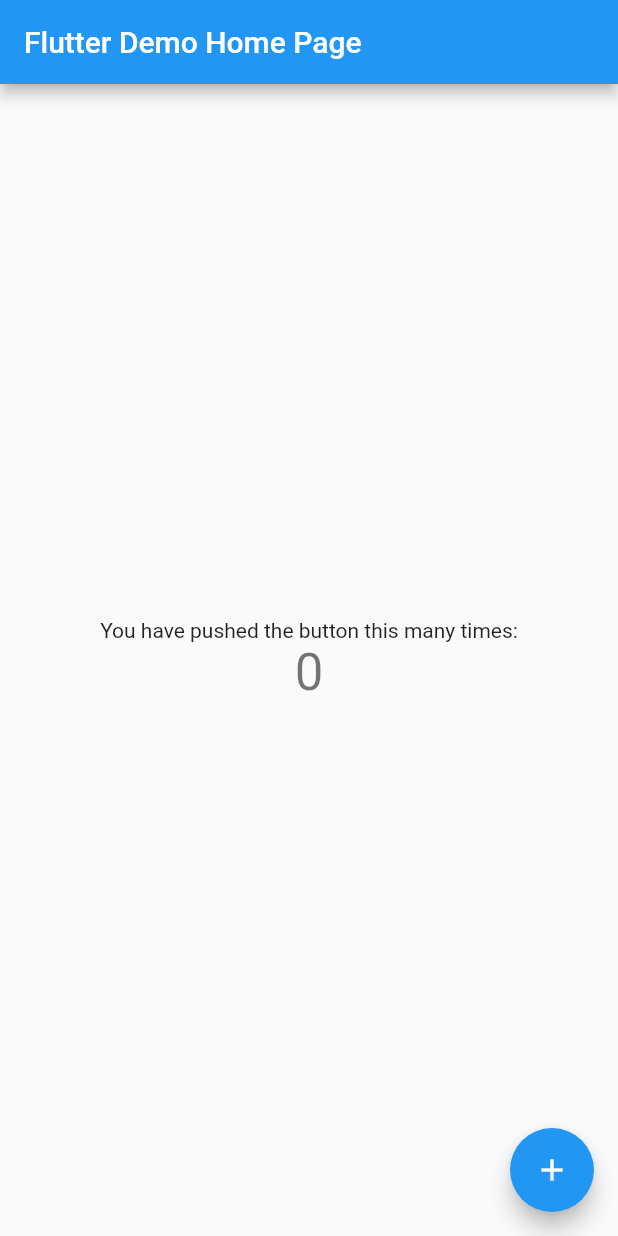
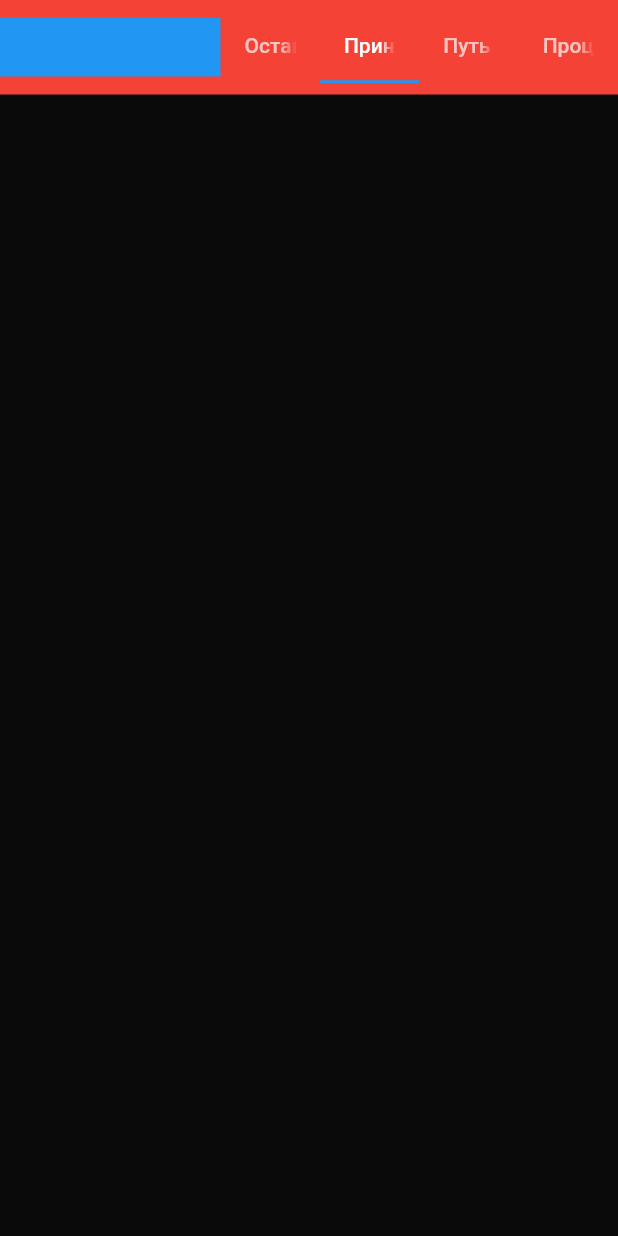
Before and after one commit to fedosovmu/landing, a Flutter app: the screen it shows after launch, on a phone screen of 412 x 824 dp. Run offline on Flutter 3.47's test engine with Material 2 defaults, Android fonts, the phone set to English and light mode, and no system bars.

Commit message:
Делаю первый прототип сайта

```diff
--- a/lib/main.dart
+++ b/lib/main.dart
@@ -1,6 +1,6 @@
 import 'package:flutter/material.dart';
-import 'package:landing/src/landing_app.dart';
+import 'package:landing/src/app.dart';
 
 void main() {
-  runApp(const LandingApp());
+  runApp(const App());
 }
--- /dev/null
+++ b/lib/src/app.dart
@@ -0,0 +1,18 @@
+import 'package:flutter/material.dart';
+import 'package:landing/src/views/home_page.dart';
+
+class App extends StatelessWidget {
+  const App({Key? key}) : super(key: key);
+
+  @override
+  Widget build(BuildContext context) {
+    return MaterialApp(
+      title: 'Flutter Demo',
+      theme: ThemeData(
+        primarySwatch: Colors.blue,
+      ),
+      debugShowCheckedModeBanner: false,
+      home: HomePage(),
+    );
+  }
+}
--- a/lib/src/home_page.dart
+++ /dev/null
@@ -1,48 +0,0 @@
-import 'package:flutter/material.dart';
-
-class HomePage extends StatefulWidget {
-  const HomePage({Key? key, required this.title}) : super(key: key);
-
-  final String title;
-
-  @override
-  State<HomePage> createState() => _HomePageState();
-}
-
-class _HomePageState extends State<HomePage> {
-  int _counter = 0;
-
-  void _incrementCounter() {
-    setState(() {
-      _counter++;
-    });
-  }
-
-  @override
-  Widget build(BuildContext context) {
-    return Scaffold(
-      appBar: AppBar(
-        title: Text(widget.title),
-      ),
-      body: Center(
-        child: Column(
-          mainAxisAlignment: MainAxisAlignment.center,
-          children: <Widget>[
-            const Text(
-              'You have pushed the button this many times:',
-            ),
-            Text(
-              '$_counter',
-              style: Theme.of(context).textTheme.headline4,
-            ),
-          ],
-        ),
-      ),
-      floatingActionButton: FloatingActionButton(
-        onPressed: _incrementCounter,
-        tooltip: 'Increment',
-        child: const Icon(Icons.add),
-      ), // This trailing comma makes auto-formatting nicer for build methods.
-    );
-  }
-}
--- a/lib/src/landing_app.dart
+++ /dev/null
@@ -1,18 +0,0 @@
-import 'package:flutter/material.dart';
-import 'package:landing/src/home_page.dart';
-
-class LandingApp extends StatelessWidget {
-  const LandingApp({Key? key}) : super(key: key);
-
-  @override
-  Widget build(BuildContext context) {
-    return MaterialApp(
-      title: 'Flutter Demo',
-      theme: ThemeData(
-        primarySwatch: Colors.blue,
-      ),
-      debugShowCheckedModeBanner: false,
-      home: const HomePage(title: 'Flutter Demo Home Page'),
-    );
-  }
-}
--- /dev/null
+++ b/lib/src/views/custom_tab_bar.dart
@@ -0,0 +1,15 @@
+import 'package:flutter/material.dart';
+
+class CustomTabBar extends StatelessWidget {
+  @override
+  Widget build(BuildContext context) {
+    return TabBar(
+      tabs: <Widget>[
+        Tab(text: 'Оставить заявку'),
+        Tab(text: 'Принципы и ценности'),
+        Tab(text: 'Путь развития'),
+        Tab(text: 'Процесс найма')
+      ],
+    );
+  }
+}
--- /dev/null
+++ b/lib/src/views/home_page.dart
@@ -0,0 +1,36 @@
+import 'package:flutter/material.dart';
+import 'package:landing/src/views/custom_tab_bar.dart';
+import 'package:landing/src/views/logo.dart';
+
+class HomePage extends StatelessWidget {
+  @override
+  Widget build(BuildContext context) {
+    return DefaultTabController(
+      initialIndex: 1,
+      length: 4,
+      child: Scaffold(
+        backgroundColor: Color(0xFF0A0A0B),
+        body: ListView(
+          children: [
+            _buildNavigationSection()
+          ],
+        ),
+      ),
+    );
+  }
+
+  Widget _buildNavigationSection() {
+    return Container(
+      color: Colors.red,
+      height: 45 + 18,
+      child: Row(
+        children: [
+          Logo(),
+          Expanded(
+            child: CustomTabBar()
+          )
+        ],
+      ),
+    );
+  }
+}
--- /dev/null
+++ b/lib/src/views/logo.dart
@@ -0,0 +1,12 @@
+import 'package:flutter/material.dart';
+
+class Logo extends StatelessWidget {
+  @override
+  Widget build(BuildContext context) {
+    return Container(
+      color: Colors.blue,
+      width: 147,
+      height: 39,
+    );
+  }
+}
```
Also changed, not shown: 1 other file.
